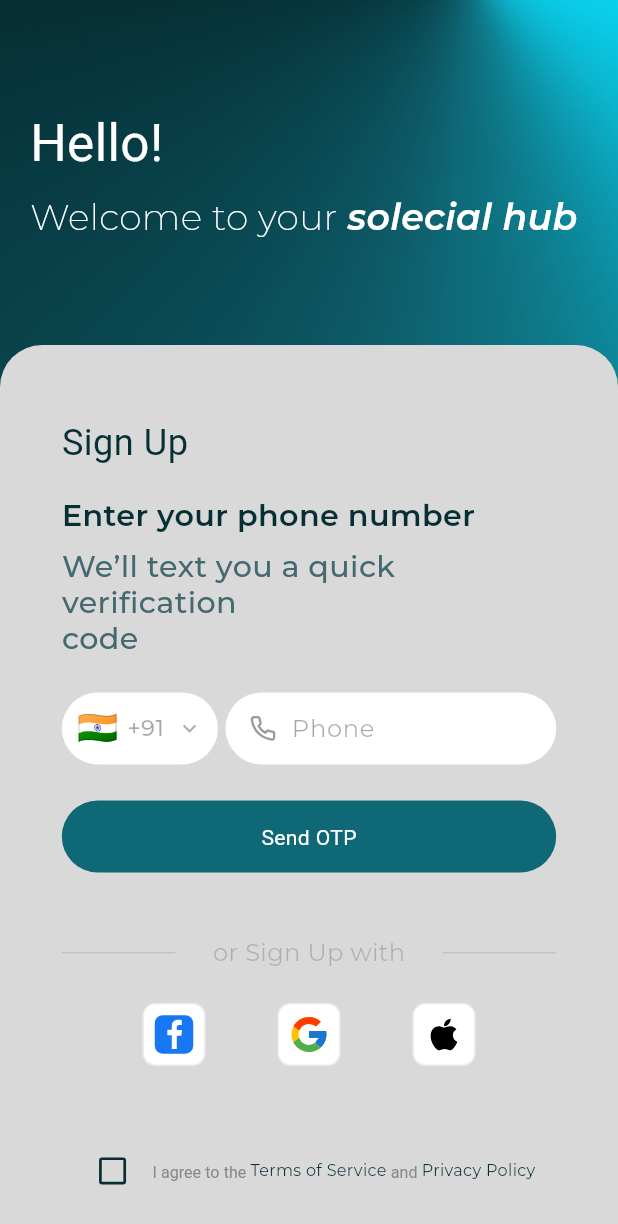
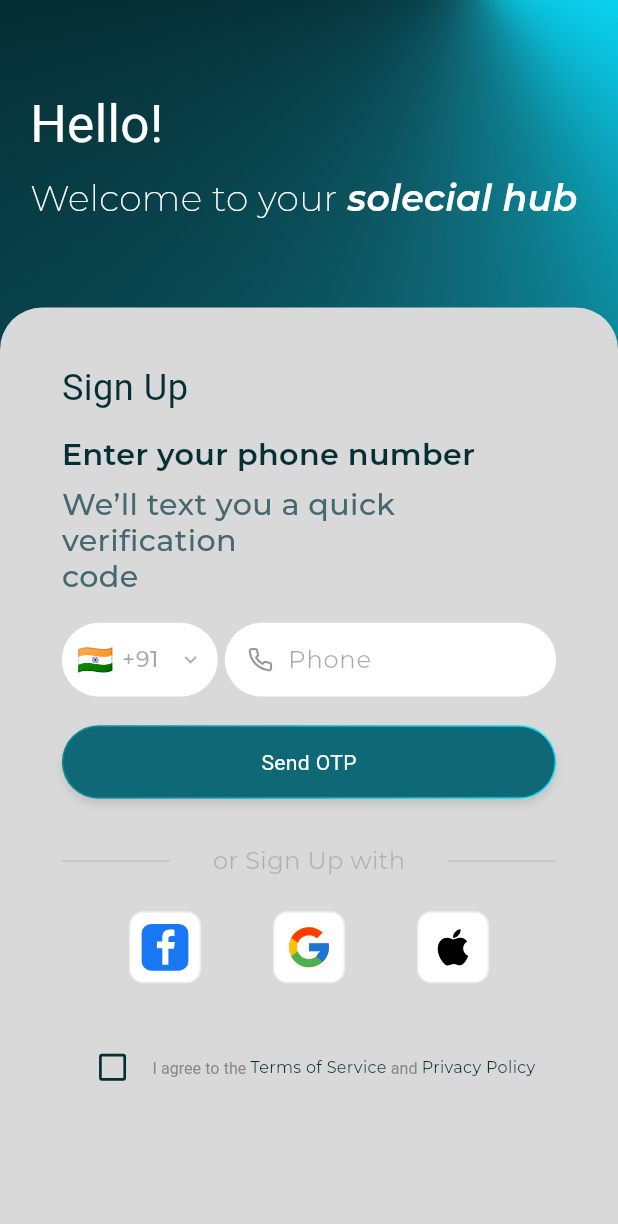
Before and after one commit to Get-My-Pair/getmypair-mobile, a Flutter app: the MobileOTPPage screen opened by its route, on a phone screen of 412 x 824 dp. Shown: the top 1224 px of the screen. Run offline on Flutter 3.47's test engine with Material 3 defaults, Android fonts, the phone set to English and light mode, and no system bars; our stand-ins replace dartz, dio, equatable, flutter_bloc, flutter_map, flutter_secure_storage and 10 more; missing offline and left inert: crop_your_image; accounts and stored records are empty; Roboto replaces fonts that are missing (Boldonse).

Commit message:
update : mobile ad otp fix all issues

```diff
--- a/gmp/lib/features/auth/presentation/pages/mobile_otp_page.dart
+++ b/gmp/lib/features/auth/presentation/pages/mobile_otp_page.dart
@@ -234,7 +234,7 @@ class _MobileOTPPageState extends State<MobileOTPPage> {
     final topInset = MediaQuery.paddingOf(context).top;
     // Keep hero responsive across short/tall phones.
     // Previous 0.95 factor made this almost always hit max height.
-    final headerSweepHeight = (size.height * 0.28).clamp(150.0, 230.0);
+    final headerSweepHeight = (size.height * 0.25).clamp(132.0, 205.0);
     final cardTop = topInset + headerSweepHeight;
 
     return Scaffold(
@@ -319,14 +319,21 @@ class _MobileOTPPageState extends State<MobileOTPPage> {
                     top: false,
                     child: LayoutBuilder(
                       builder: (context, constraints) {
+                        final squeeze = (constraints.maxHeight / 640).clamp(0.72, 1.0);
                         final horizontalPad = (constraints.maxWidth * 0.1).clamp(16.0, 44.0);
-                        final topPad = (constraints.maxHeight * 0.08).clamp(24.0, 62.0);
-                        return SingleChildScrollView(
+                        final topPad = (constraints.maxHeight * 0.06 * squeeze).clamp(8.0, 48.0);
+                        final verticalGapXs = constraints.maxHeight * 0.012 * squeeze;
+                        final verticalGapSm = constraints.maxHeight * 0.02 * squeeze;
+                        final verticalGapMd = constraints.maxHeight * 0.032 * squeeze;
+                        final verticalGapLg = constraints.maxHeight * 0.05 * squeeze;
+                        final controlHeight = constraints.maxHeight * 0.082 * squeeze;
+                        final iconTileSize = constraints.maxWidth * 0.13;
+                        return Padding(
                           padding: EdgeInsets.fromLTRB(
                             horizontalPad,
                             topPad,
                             horizontalPad,
-                            24,
+                            verticalGapMd.clamp(10.0, 30.0),
                           ),
                           child: Column(
                         crossAxisAlignment: CrossAxisAlignment.stretch,
@@ -339,7 +346,7 @@ class _MobileOTPPageState extends State<MobileOTPPage> {
                               fontWeight: FontWeight.w400,
                             ),
                           ),
-                          SizedBox(height: (16.0 * scale).clamp(14.0, 20.0)),
+                          SizedBox(height: verticalGapSm.clamp(10.0, 20.0)),
                           Text(
                             'Enter your phone number',
                             style: GoogleFonts.montserrat(
@@ -348,7 +355,7 @@ class _MobileOTPPageState extends State<MobileOTPPage> {
                               fontWeight: FontWeight.w600,
                             ),
                           ),
-                          const SizedBox(height: 8),
+                          SizedBox(height: verticalGapXs.clamp(4.0, 12.0)),
                           Text(
                             "We’ll text you a quick verification\ncode",
                             style: GoogleFonts.montserrat(
@@ -358,12 +365,12 @@ class _MobileOTPPageState extends State<MobileOTPPage> {
                               height: 1.2,
                             ),
                           ),
-                          const SizedBox(height: 24),
+                          SizedBox(height: verticalGapMd.clamp(12.0, 28.0)),
                           LayoutBuilder(
                             builder: (context, constraints) {
-                              const inputGap = 5.0;
+                              final inputGap = (constraints.maxWidth * 0.014).clamp(4.0, 10.0);
                               final total = constraints.maxWidth - inputGap;
-                              final codeWidth = (total * (110 / 343)).clamp(98.0, 120.0);
+                              final codeWidth = total * 0.32;
                               final phoneWidth = total - codeWidth;
                               return Row(
                                 crossAxisAlignment: CrossAxisAlignment.center,
@@ -374,10 +381,10 @@ class _MobileOTPPageState extends State<MobileOTPPage> {
                                       onTap: _pickCountryCode,
                                       borderRadius: BorderRadius.circular(100),
                                       child: Container(
-                                        height: 48,
-                                        padding: const EdgeInsets.symmetric(
-                                          horizontal: 10,
-                                          vertical: 6,
+                                        height: controlHeight.clamp(38.0, 50.0),
+                                        padding: EdgeInsets.symmetric(
+                                          horizontal: (constraints.maxWidth * 0.03).clamp(8.0, 14.0),
+                                          vertical: (constraints.maxWidth * 0.014).clamp(3.0, 8.0),
                                         ),
                                         decoration: BoxDecoration(
                                           color: Colors.white,
@@ -388,9 +395,12 @@ class _MobileOTPPageState extends State<MobileOTPPage> {
                                           children: [
                                             Text(
                                               _selectedCountry.flag,
-                                              style: const TextStyle(fontSize: 22, height: 1),
+                                            style: TextStyle(
+                                              fontSize: (constraints.maxWidth * 0.06).clamp(16.0, 24.0),
+                                              height: 1,
                                             ),
-                                            const SizedBox(width: 6),
+                                            ),
+                                            SizedBox(width: (constraints.maxWidth * 0.016).clamp(4.0, 8.0)),
                                             Expanded(
                                               child: Text(
                                                 _selectedCountry.dialCode,
@@ -403,23 +413,28 @@ class _MobileOTPPageState extends State<MobileOTPPage> {
                                                 ),
                                               ),
                                             ),
-                                            const SizedBox(width: 1),
-                                            const Icon(
+                                            SizedBox(width: (constraints.maxWidth * 0.004).clamp(1.0, 4.0)),
+                                            Icon(
                                               Icons.keyboard_arrow_down,
                                               color: Color(0x57000000),
-                                              size: 18,
+                                              size: (constraints.maxWidth * 0.05).clamp(14.0, 20.0),
                                             ),
                                           ],
                                         ),
                                       ),
                                     ),
                                   ),
-                                  const SizedBox(width: inputGap),
+                                  SizedBox(width: inputGap),
                                   SizedBox(
                                     width: phoneWidth,
                                     child: Container(
-                                      height: 48,
-                                      padding: const EdgeInsets.fromLTRB(16, 10, 18, 10),
+                                      height: controlHeight.clamp(38.0, 50.0),
+                                      padding: EdgeInsets.fromLTRB(
+                                        (constraints.maxWidth * 0.046).clamp(10.0, 18.0),
+                                        (constraints.maxWidth * 0.02).clamp(4.0, 9.0),
+                                        (constraints.maxWidth * 0.05).clamp(12.0, 20.0),
+                                        (constraints.maxWidth * 0.02).clamp(4.0, 9.0),
+                                      ),
                                       decoration: BoxDecoration(
                                         color: Colors.white,
                                         borderRadius: BorderRadius.circular(100),
@@ -428,19 +443,19 @@ class _MobileOTPPageState extends State<MobileOTPPage> {
                                         crossAxisAlignment: CrossAxisAlignment.center,
                                         children: [
                                           SizedBox(
-                                            width: 18,
-                                            height: 18,
+                                            width: (constraints.maxWidth * 0.052).clamp(14.0, 20.0),
+                                            height: (constraints.maxWidth * 0.052).clamp(14.0, 20.0),
                                             child: SvgPicture.asset(
                                               'assets/images/phone.svg',
-                                              width: 18,
-                                              height: 18,
+                                              width: (constraints.maxWidth * 0.052).clamp(14.0, 20.0),
+                                              height: (constraints.maxWidth * 0.052).clamp(14.0, 20.0),
                                               colorFilter: const ColorFilter.mode(
                                                 Color(0x66000000),
                                                 BlendMode.srcIn,
                                               ),
                                             ),
                                           ),
-                                          const SizedBox(width: 10),
+                                          SizedBox(width: (constraints.maxWidth * 0.03).clamp(6.0, 12.0)),
                                           Expanded(
                                             child: TextField(
                                               controller: _phoneController,
@@ -489,7 +504,7 @@ class _MobileOTPPageState extends State<MobileOTPPage> {
                             },
                           ),
                           if (_phoneError != null) ...[
-                            const SizedBox(height: 8),
+                            SizedBox(height: verticalGapXs.clamp(4.0, 10.0)),
                             Text(
                               _phoneError!,
                               style: GoogleFonts.montserrat(
@@ -498,9 +513,27 @@ class _MobileOTPPageState extends State<MobileOTPPage> {
                               ),
                             ),
                           ],
-                          const SizedBox(height: 24),
+                          SizedBox(height: verticalGapMd.clamp(12.0, 28.0)),
                           SizedBox(
-                            height: 48,
+                            height: controlHeight.clamp(42.0, 56.0),
+                            child: DecoratedBox(
+                              decoration: BoxDecoration(
+                                borderRadius: BorderRadius.circular(100),
+                                gradient: const LinearGradient(
+                                  begin: Alignment.centerLeft,
+                                  end: Alignment.centerRight,
+                                  colors: [Color(0xFF12899B), Color(0xFF09E0FF)],
+                                ),
+                                boxShadow: const [
+                                  BoxShadow(
+                                    color: Color(0x1A000000),
+                                    blurRadius: 4,
+                                    offset: Offset(0, 4),
+                                  ),
+                                ],
+                              ),
+                              child: Padding(
+                                padding: const EdgeInsets.all(1),
                                 child: ElevatedButton(
                                   onPressed: (_isPhoneValid && !_isSendingOtp) ? _sendOtp : null,
                                   style: ElevatedButton.styleFrom(
@@ -509,9 +542,11 @@ class _MobileOTPPageState extends State<MobileOTPPage> {
                                     disabledBackgroundColor: _kAccent,
                                     disabledForegroundColor: _kOnGradient,
                                     surfaceTintColor: Colors.transparent,
-                                elevation: 4,
-                                // shadowColor: Colors.black.withValues(alpha: 0.1),
-                                shape: RoundedRectangleBorder(borderRadius: BorderRadius.circular(100)),
+                                    elevation: 0,
+                                    shadowColor: Colors.transparent,
+                                    shape: RoundedRectangleBorder(
+                                      borderRadius: BorderRadius.circular(100),
+                                    ),
                                     padding: EdgeInsets.zero,
                                   ),
                                   child: _isSendingOtp
@@ -526,12 +561,16 @@ class _MobileOTPPageState extends State<MobileOTPPage> {
                                         ),
                                 ),
                               ),
-                          const SizedBox(height: 42),
+                            ),
+                          ),
+                          SizedBox(height: verticalGapLg.clamp(12.0, 34.0)),
                           Row(
                             children: [
                               const Expanded(child: Divider(color: Color(0x4D8D8D8D), thickness: 1)),
                               Padding(
-                                padding: const EdgeInsets.symmetric(horizontal: 25),
+                                padding: EdgeInsets.symmetric(
+                                  horizontal: (constraints.maxWidth * 0.07).clamp(12.0, 30.0),
+                                ),
                                 child: Text(
                                   'or Sign Up with',
                                   style: GoogleFonts.montserrat(
@@ -544,26 +583,29 @@ class _MobileOTPPageState extends State<MobileOTPPage> {
                               const Expanded(child: Divider(color: Color(0x4D8D8D8D), thickness: 1)),
                             ],
                           ),
-                          const SizedBox(height: 22),
+                          SizedBox(height: verticalGapSm.clamp(22.0, 38.0)),
                           Wrap(
                             alignment: WrapAlignment.center,
-                            spacing: 48,
-                            runSpacing: 12,
-                            children: const [
+                            spacing: (constraints.maxWidth * 0.14).clamp(16.0, 48.0),
+                            runSpacing: verticalGapSm.clamp(8.0, 18.0),
+                            children: [
                               _SocialIconTile(
                                 assetPath: _kAuthFacebookIcon,
                                 contentInset: 6,
                                 innerScale: 1.0,
+                                tileSize: iconTileSize.clamp(36.0, 48.0),
                               ),
                               _SocialIconTile(
                                 assetPath: _kAuthGoogleIcon,
+                                tileSize: iconTileSize.clamp(36.0, 48.0),
                               ),
                               _SocialIconTile(
                                 assetPath: _kAuthAppleIcon,
+                                tileSize: iconTileSize.clamp(36.0, 48.0),
                               ),
                             ],
                           ),
-                          const SizedBox(height: 44),
+                          SizedBox(height: verticalGapLg.clamp(30.0, 50.0)),
                         LayoutBuilder(
                             builder: (context, constraints) {
                               final w = constraints.maxWidth;
@@ -695,6 +737,7 @@ class _MobileOTPPageState extends State<MobileOTPPage> {
                               );
                             },
                           ),
+                          const Spacer(),
                                                ],
                       ),
                     );
@@ -758,12 +801,11 @@ class _SocialIconTile extends StatelessWidget {
     this.color,
     this.contentInset,
     this.innerScale = 1,
+    required this.tileSize,
   }) : assert(
          assetPath != null || (icon != null && color != null),
          'Provide either assetPath, or icon + color.',
        );
-
-  static const double _tile = 42;
 
   final String? assetPath;
   final IconData? icon;
@@ -772,12 +814,13 @@ class _SocialIconTile extends StatelessWidget {
   final double? contentInset;
 
   final double innerScale;
+  final double tileSize;
 
   @override
   Widget build(BuildContext context) {
-    final pad = contentInset ?? (_tile * (7 / 49)).clamp(6.0, 14.0);
-    final r = (_tile * (10 / 49)).clamp(8.0, 16.0);
-    final iconSize = _tile - (pad * 2);
+    final pad = contentInset ?? (tileSize * 0.145).clamp(4.0, 12.0);
+    final r = (tileSize * 0.2).clamp(6.0, 16.0);
+    final iconSize = tileSize - (pad * 2);
     Widget logo = assetPath != null
         ? SvgPicture.asset(
             assetPath!,
@@ -808,8 +851,8 @@ class _SocialIconTile extends StatelessWidget {
       );
     }
     return Container(
-      width: _tile,
-      height: _tile,
+      width: tileSize,
+      height: tileSize,
       padding: EdgeInsets.all(pad),
       decoration: BoxDecoration(
         color: Colors.white,
```
Also changed, not shown: gmp/lib/features/auth/presentation/pages/otp_page.dart (+65 -35 lines). Lines whose indentation alone changed are shown as unchanged.
